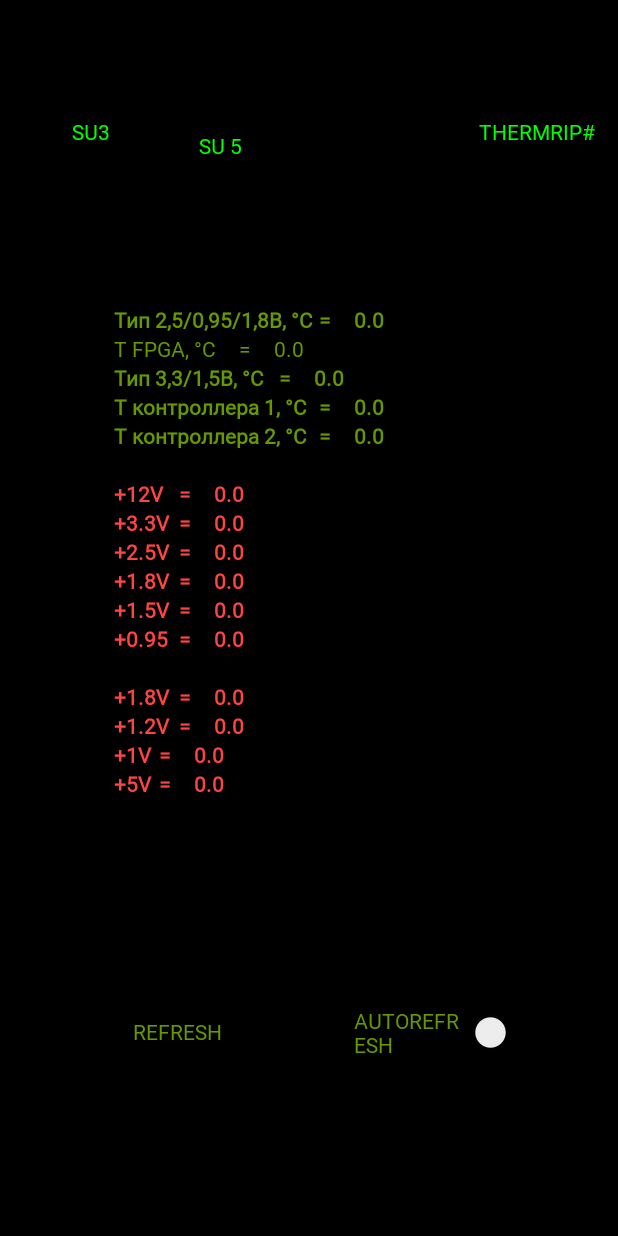
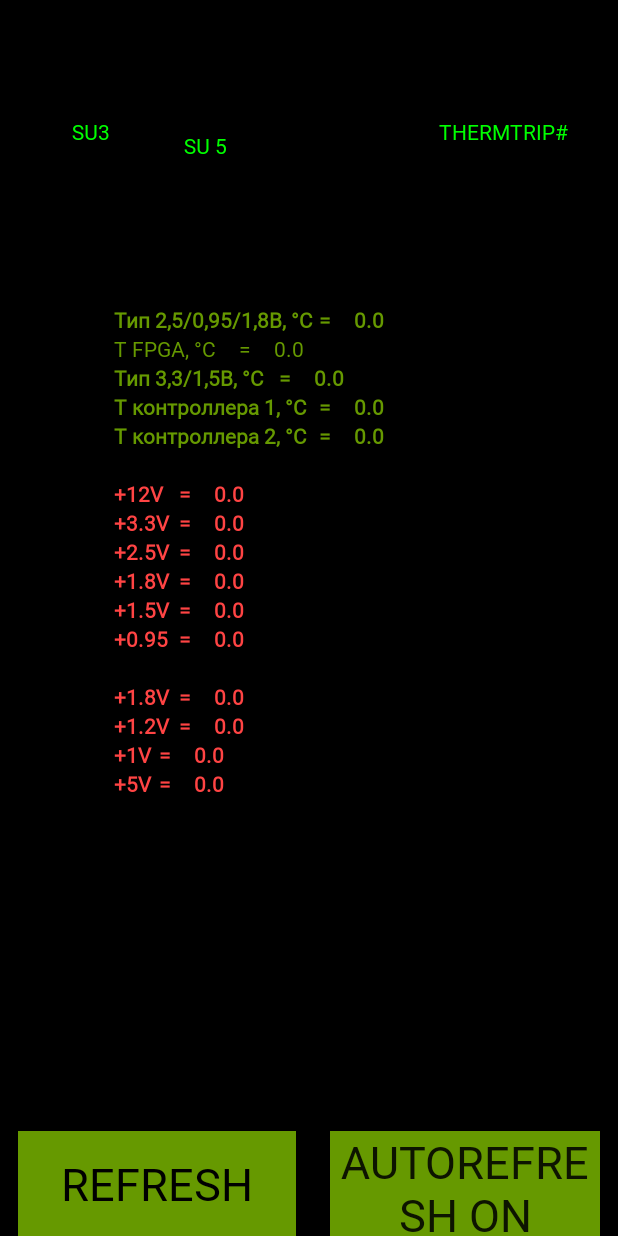
Before and after one commit to sergioleko/Power_Monitor, an Android app: the shower screen opened directly, with no data from a screen before it, on a phone screen of 412 x 824 dp. Run offline under Robolectric (Android 15) with nearby library versions, the phone set to English and light mode, and no system bars; 3 statements that could not run were skipped.

Commit message:
new buttons

```diff
--- a/app/src/main/java/ru/sergioleko/usboncemore/shower.java
+++ b/app/src/main/java/ru/sergioleko/usboncemore/shower.java
@@ -11,39 +11,68 @@ import android.hardware.usb.UsbManager;
 import android.os.Bundle;
 import android.os.Handler;
 import android.support.v7.app.AppCompatActivity;
+import android.view.MotionEvent;
 import android.view.View;
 import android.view.WindowManager;
+import android.widget.Button;
 import android.widget.CheckBox;
 import android.widget.Switch;
 import android.widget.TextView;
+import android.widget.Toast;
 
 import java.util.ArrayList;
 import java.util.HashMap;
 import java.util.List;
 import java.util.Set;
 
+
 public class shower extends AppCompatActivity {
+    boolean onoff = false;
     @Override
     protected void onCreate(Bundle savedInstanceState) {
         super.onCreate(savedInstanceState);
         setContentView(R.layout.activity_shower);
         getWindow().addFlags(WindowManager.LayoutParams.FLAG_KEEP_SCREEN_ON);
+        //boolean isCheck = false;
+        setTitle(" ");
+        //final Button switchShower = findViewById(R.id.autorefreshbutton);
+        //switchShower.setText(R.string.autorefreshon);
+        // final Switch switchShower = findViewById(R.id.autorefreshSwitch);
+        /*switchShower.setOnTouchListener(new View.OnTouchListener() {
+            @Override
+            public boolean onTouch(View v, MotionEvent event) {
 
-        setTitle(" ");
+                final Switch switchShower = findViewById(R.id.autorefreshSwitch);
+                final Handler switchHandler = new Handler();
+                final int delay = 1000;
 
-        startReader();
+                final Runnable runnable = new Runnable() {
+
+                    public void run() {
+                        if (switchShower.isChecked()){
+                            startReader();
+                            switchHandler.postDelayed(this, 1000);
+                        }
+                        else {
+                            switchHandler.removeCallbacks(this);
+                        }
+                    }
+                };
+                return false;
+            }
 
 
+        });*/
+        startReader();
 
 
     }
 
 
-
     public void startReader() {
         byte[] bytes = new byte[64];
         List<Float> dataList = new ArrayList<Float>();
-       // TextView text = findViewById(R.id.showerText);
+        // TextView text = findViewById(R.id.showerText);
         CheckBox su3 = (CheckBox) findViewById(R.id.checkBox3);
         CheckBox su5 = (CheckBox) findViewById(R.id.checkBox);
         CheckBox thrm = (CheckBox) findViewById(R.id.checkBox2);
@@ -70,10 +99,10 @@ public class shower extends AppCompatActivity {
             connection.releaseInterface(intf);
             String SSS = "Result:\n";
             String[] names = {"Тип 2,5/0,95/1,8В, °C", "+2.5V", "+1.8V", "+1.2V", "+1V", "Т FPGA, °C", "Т контроллера 2, °C", "+5V", "+1.8V", "+0.95", "+3.3V", "+1.5V", "+12V", "Тип 3,3/1,5В, °C", "Т контроллера 1, °C"};
-            float[] maxValues = new float[]{60.0f, 2.51f, 1.91f, 1.31f, 1.11f, 40.0f, 40.0f, 4.61f, 1.91f, 1.11f, 3.41f, 1.61f, 12.11f, 40.0f, 40.0f};
-            float[] minvalues = new float[]{0.0f, 2.29f, 1.69f, 1.09f, 0.89f, 0.0f, 0.0f, 4.39f, 1.69f, 0.89f, 3.19f, 1.39f, 1.9f, 0.0f, 0.0f};
+            float[] maxValues = new float[]{60.0f, 2.51f, 1.91f, 1.31f, 1.11f, 40.0f, 40.0f, 5.11f, 1.91f, 1.11f, 3.41f, 1.61f, 12.11f, 40.0f, 40.0f};
+            float[] minvalues = new float[]{0.0f, 2.29f, 1.69f, 1.09f, 0.89f, 0.0f, 0.0f, 4.89f, 1.69f, 0.89f, 3.19f, 1.39f, 1.9f, 0.0f, 0.0f};
 
-            for (int i = 0; i < bytes.length-4; i += 4) {
+            for (int i = 0; i < bytes.length - 4; i += 4) {
                 int floatBits = bytes[i] & 0xFF |
                         (bytes[i + 1] & 0xFF) << 8 |
                         (bytes[i + 2] & 0xFF) << 16 |
@@ -83,16 +112,15 @@ public class shower extends AppCompatActivity {
 
                 //SSS += /*names[i / 4] + "\t=\t" + */String.valueOf(Data) + "\n";
             }
-            for (int c = 0; c < dataList.size(); c++){
+            for (int c = 0; c < dataList.size(); c++) {
                 String textviewid = "textView" + c;
                 int resID = getResources().getIdentifier(textviewid, "id", getPackageName());
                 TextView output = findViewById(resID/*R.id.textView0*/);
                 String outputText = String.valueOf(names[c]) + "\t = \t" + String.valueOf(dataList.get(c));
                 output.setText(outputText);
-                if ((dataList.get(c) > maxValues[c] || dataList.get(c) < minvalues[c])){
+                if ((dataList.get(c) > maxValues[c] || dataList.get(c) < minvalues[c])) {
                     output.setTextColor(Color.parseColor("#ffff4444"));
-                }
-                else {
+                } else {
                     output.setTextColor(Color.parseColor("#ff669900"));
                 }
                 //TextView outputy = findViewById(R.id.textView0);
@@ -126,19 +154,23 @@ public class shower extends AppCompatActivity {
         }
     }
 
-    public void refresher (View view){
+    public void refresher(View view) {
         startReader();
     }
 
-    public void autorefresher (View view){
-        final Switch switchShower = findViewById(R.id.autorefreshSwitch);
+    public void autorefresher(View view) {
+        //final Switch switchShower = findViewById(R.id.autorefreshSwitch);
+
+
+
+            /*Toast toast = Toast.makeText(getApplicationContext(), stringy, Toast.LENGTH_LONG);
+            toast.show();*/
         final Handler switchHandler = new Handler();
-        final int delay = 1000;
-
+        checkOnOff ();
         final Runnable runnable = new Runnable() {
 
             public void run() {
-                if (switchShower.isChecked()){
+                if (onoff){
                     startReader();
                     switchHandler.postDelayed(this, 1000);
                 }
@@ -155,10 +187,21 @@ public class shower extends AppCompatActivity {
                       switchHandler.postDelayed(this, delay);
 
                   }
-
-
-
         }, delay);*/
 
+        }
+        public boolean checkOnOff (){
+        Button switchShower = findViewById(R.id.autorefreshbutton);
+        String stringy = getString(R.string.autorefreshon);
+
+        if (switchShower.getText().toString().equals(stringy)) {
+            onoff = true;
+            switchShower.setText(R.string.autorefreshoff);
+        }
+        else {
+            onoff = false;
+            switchShower.setText(R.string.autorefreshon);
+        }
+        return onoff;
     }
 }
--- a/app/src/main/res/layout/activity_shower.xml
+++ b/app/src/main/res/layout/activity_shower.xml
@@ -8,56 +8,32 @@
 
     <Button
         android:id="@+id/refreshButtonShower"
-        android:layout_width="wrap_content"
-        android:layout_height="41dp"
-        android:layout_marginStart="8dp"
-        android:layout_marginLeft="8dp"
+        android:layout_width="185dp"
+        android:layout_height="70dp"
         android:layout_marginTop="8dp"
-        android:layout_marginEnd="8dp"
-        android:layout_marginRight="8dp"
-        android:layout_marginBottom="8dp"
-        android:background="@android:color/background_dark"
+        android:layout_marginEnd="5dp"
+        android:layout_marginRight="5dp"
+        android:background="@color/colorAccent"
         android:fontFamily="@font/terminus"
         android:onClick="refresher"
         android:text="@string/refresh"
-        android:textColor="@android:color/holo_green_dark"
+        android:textColor="@color/colorPrimary"
+        android:textSize="30sp"
         app:layout_constraintBottom_toBottomOf="parent"
-        app:layout_constraintEnd_toStartOf="@+id/autorefreshSwitch"
+        app:layout_constraintEnd_toStartOf="@+id/autorefreshbutton"
         app:layout_constraintStart_toStartOf="parent"
         app:layout_constraintTop_toBottomOf="@+id/linearLayout"
-        app:layout_constraintVertical_bias="0.49" />
-
-    <Switch
-        android:id="@+id/autorefreshSwitch"
-        android:layout_width="125dp"
-        android:layout_height="wrap_content"
-        android:layout_marginStart="8dp"
-        android:layout_marginLeft="8dp"
-        android:layout_marginTop="8dp"
-        android:layout_marginEnd="8dp"
-        android:layout_marginRight="8dp"
-        android:layout_marginBottom="8dp"
-        android:checked="false"
-        android:fontFamily="@font/terminus"
-        android:onClick="autorefresher"
-        android:text="@string/autorefresh"
-        android:textColor="@android:color/holo_green_dark"
-        app:layout_constraintBottom_toBottomOf="parent"
-        app:layout_constraintEnd_toEndOf="parent"
-        app:layout_constraintHorizontal_bias="0.843"
-        app:layout_constraintStart_toStartOf="parent"
-        app:layout_constraintTop_toBottomOf="@+id/linearLayout"
-        app:layout_constraintVertical_bias="0.492" />
+        app:layout_constraintVertical_bias="1.0" />
 
     <CheckBox
         android:id="@+id/checkBox3"
         android:layout_width="wrap_content"
         android:layout_height="wrap_content"
-        android:layout_marginStart="20dp"
-        android:layout_marginLeft="20dp"
+        android:layout_marginStart="84dp"
+        android:layout_marginLeft="84dp"
         android:layout_marginTop="8dp"
-        android:layout_marginEnd="111dp"
-        android:layout_marginRight="111dp"
+        android:layout_marginEnd="8dp"
+        android:layout_marginRight="8dp"
         android:layout_marginBottom="8dp"
         android:checked="false"
         android:clickable="false"
@@ -67,8 +43,9 @@
         android:textColorHint="@android:color/holo_green_dark"
         android:textColorLink="@android:color/holo_red_light"
         app:layout_constraintBottom_toTopOf="@+id/linearLayout"
-        app:layout_constraintEnd_toStartOf="@+id/checkBox2"
-        app:layout_constraintStart_toEndOf="@+id/checkBox"
+        app:layout_constraintEnd_toEndOf="parent"
+        app:layout_constraintHorizontal_bias="0.025"
+        app:layout_constraintStart_toStartOf="parent"
         app:layout_constraintTop_toTopOf="parent"
         app:layout_constraintVertical_bias="0.216"
         tools:text="@string/su5Flag" />
@@ -98,8 +75,8 @@
         android:layout_marginStart="8dp"
         android:layout_marginLeft="8dp"
         android:layout_marginTop="16dp"
-        android:layout_marginEnd="8dp"
-        android:layout_marginRight="8dp"
+        android:layout_marginEnd="24dp"
+        android:layout_marginRight="24dp"
         android:checked="false"
         android:clickable="false"
         android:fontFamily="@font/terminus"
@@ -108,8 +85,8 @@
         android:textColorHint="@android:color/holo_green_dark"
         android:textColorLink="@android:color/holo_red_light"
         app:layout_constraintEnd_toEndOf="parent"
-        app:layout_constraintHorizontal_bias="0.829"
-        app:layout_constraintStart_toEndOf="@+id/checkBox3"
+        app:layout_constraintHorizontal_bias="0.964"
+        app:layout_constraintStart_toStartOf="parent"
         app:layout_constraintTop_toTopOf="parent"
         tools:text="@string/thermFlag" />
 
@@ -350,4 +327,22 @@
 
     </LinearLayout>
 
+    <Button
+        android:id="@+id/autorefreshbutton"
+        android:layout_width="180dp"
+        android:layout_height="70dp"
+        android:layout_marginStart="5dp"
+        android:layout_marginLeft="5dp"
+        android:layout_marginTop="8dp"
+        android:background="@color/colorAccent"
+        android:fontFamily="@font/terminus"
+        android:onClick="autorefresher"
+        android:text="@string/autorefreshon"
+        android:textSize="30sp"
+        app:layout_constraintBottom_toBottomOf="parent"
+        app:layout_constraintEnd_toEndOf="parent"
+        app:layout_constraintStart_toEndOf="@+id/refreshButtonShower"
+        app:layout_constraintTop_toBottomOf="@+id/linearLayout"
+        app:layout_constraintVertical_bias="1.0" />
+
 </android.support.constraint.ConstraintLayout>
--- a/app/src/main/res/values/strings.xml
+++ b/app/src/main/res/values/strings.xml
@@ -1,11 +1,12 @@
 <resources>
-    <string name="app_name">USB PM Checker</string>
+    <string name="app_name">Linkos\' Power Monitor</string>
     <string name="getUSBbutton">CHECK USB</string>
     <string name="connectToUsb">ESTABLISH CONNECTION</string>
     <string name="refresh">REFRESH</string>
-    <string name="autorefresh">AUTOREFRESH</string>
+    <string name="autorefreshon">AUTOREFRESH ON</string>
+    <string name="autorefreshoff">AUTOREFRESH OFF</string>
     <string name="stop">STOP</string>
-    <string name="thermFlag">THERMRIP#</string>
+    <string name="thermFlag">THERMTRIP#</string>
     <string name="su3Flag">SU3</string>
     <string name="su5Flag">SU 5</string>
     <string name="voltages">Voltages:</string>
```
Also changed, not shown: app/src/main/res/layout/activity_main.xml (+8 -5 lines), app/src/main/res/layout/activity_usbinfo.xml (+10 -6 lines).
